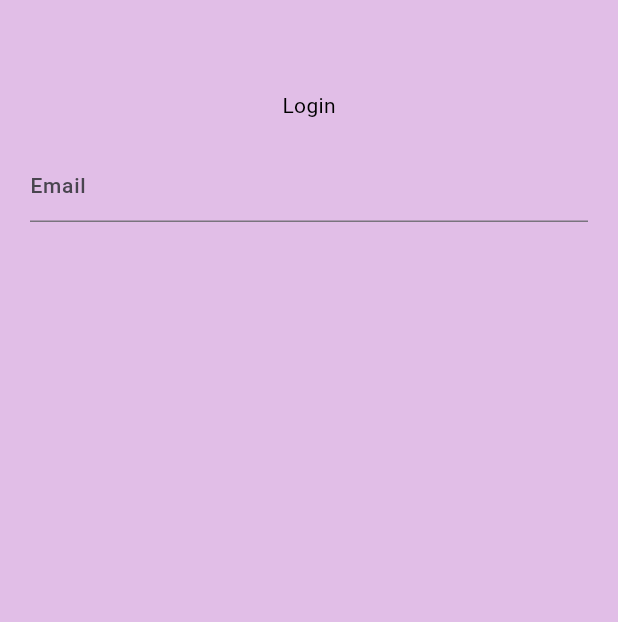
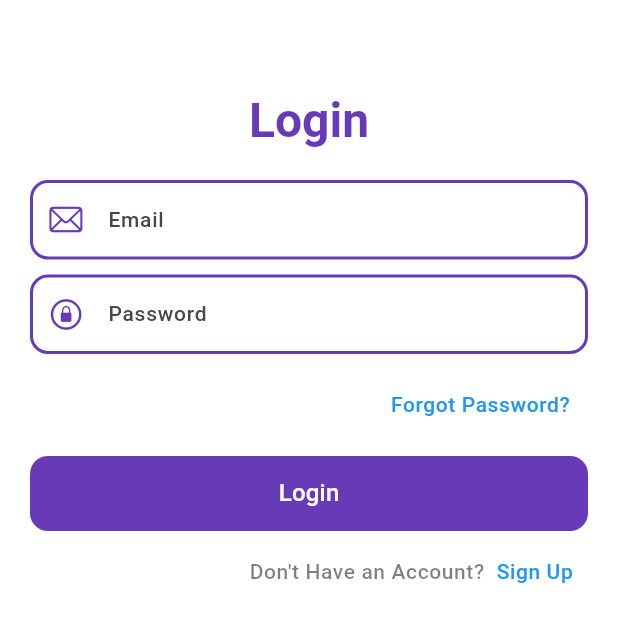
Before and after one commit to NamanGajera/To_Do_App, a Flutter app: the screen it shows after launch, on a phone screen of 412 x 824 dp. Shown: the top 622 px of the screen. Run offline on Flutter 3.47's test engine with Material 2 defaults, Android fonts, the phone set to English and light mode, and no system bars; our stand-ins replace firebase_auth, form_validator; accounts and stored records are empty.

Commit message:
login ui

```diff
--- a/lib/Const/Colors.dart
+++ b/lib/Const/Colors.dart
@@ -1,3 +1,8 @@
+// ignore_for_file: camel_case_types
+
 import 'package:flutter/material.dart';
 
-Color? nbackgroundColor = Colors.purple.shade100;
+class nColors {
+  static const Color primarycolor = Colors.deepPurple;
+  static const Color linkcolor = Colors.blue;
+}
--- a/lib/Const/Text.dart
+++ b/lib/Const/Text.dart
@@ -1,3 +1,7 @@
 // ignore_for_file: file_names
 
+// Authentication Screen
 String nlogin = 'Login';
+String nForgotpass = 'Forgot Password?';
+String ndonotaccount = 'Don\'t Have an Account?';
+String nsignup = 'Sign Up';
--- a/lib/Screens/AuthScreen/LoginScreen.dart
+++ b/lib/Screens/AuthScreen/LoginScreen.dart
@@ -1,6 +1,10 @@
+import 'package:flutter/cupertino.dart';
 import 'package:flutter/material.dart';
+import 'package:to_do_app/Const/Text.dart';
+import 'package:to_do_app/Utils/Decorations/TextformFieldDecoration.dart';
 import 'package:to_do_app/Const/Colors.dart';
-import 'package:to_do_app/Const/Text.dart';
+import 'package:to_do_app/Widget/Buttons/RoundButton.dart';
+import 'package:form_validator/form_validator.dart';
 
 class LoginScreen extends StatefulWidget {
   const LoginScreen({super.key});
@@ -10,29 +14,97 @@ class LoginScreen extends StatefulWidget {
 }
 
 class _LoginScreenState extends State<LoginScreen> {
+  final emailcontroller = TextEditingController();
+  final passwordcontoller = TextEditingController();
+  final _formkey = GlobalKey<FormState>();
   @override
   Widget build(BuildContext context) {
     return SafeArea(
       child: Scaffold(
-        backgroundColor: nbackgroundColor,
         body: Container(
           margin: const EdgeInsets.symmetric(horizontal: 20, vertical: 10),
           child: Column(
             children: [
               const SizedBox(height: 50),
-              Text(nlogin),
+              Text(
+                nlogin,
+                style: Theme.of(context)
+                    .textTheme
+                    .headlineLarge
+                    ?.copyWith(color: nColors.primarycolor),
+              ),
               const SizedBox(height: 20),
               Form(
+                key: _formkey,
                 child: Column(
                   children: [
                     TextFormField(
-                      decoration: const InputDecoration(
+                      controller: emailcontroller,
+                      decoration:
+                          nTextFormFieldDecoration.nTextFormFielsDeco.copyWith(
                         hintText: 'Email',
+                        prefixIcon: const Icon(
+                          CupertinoIcons.mail,
+                          color: nColors.primarycolor,
+                        ),
                       ),
+                      validator: ValidationBuilder().required().email().build(),
+                    ),
+                    const SizedBox(height: 10),
+                    TextFormField(
+                      controller: passwordcontoller,
+                      decoration:
+                          nTextFormFieldDecoration.nTextFormFielsDeco.copyWith(
+                        hintText: 'Password',
+                        prefixIcon: const Icon(
+                          CupertinoIcons.lock_circle,
+                          color: nColors.primarycolor,
+                        ),
+                      ),
+                      validator:
+                          ValidationBuilder().required().minLength(6).build(),
                     ),
                   ],
                 ),
-              )
+              ),
+              const SizedBox(height: 10),
+              Align(
+                alignment: Alignment.centerRight,
+                child: TextButton(
+                  onPressed: () {},
+                  child: Text(
+                    nForgotpass,
+                    style: Theme.of(context).textTheme.bodySmall?.copyWith(
+                          color: nColors.linkcolor,
+                        ),
+                  ),
+                ),
+              ),
+              const SizedBox(height: 10),
+              RoundButton(
+                buttonname: 'Login',
+                onTap: () {
+                  if (_formkey.currentState!.validate()) {}
+                },
+              ),
+              const SizedBox(height: 18),
+              Row(
+                mainAxisAlignment: MainAxisAlignment.end,
+                children: [
+                  Text(
+                    ndonotaccount,
+                    style: Theme.of(context).textTheme.bodySmall,
+                  ),
+                  const SizedBox(width: 8),
+                  Text(
+                    nsignup,
+                    style: Theme.of(context).textTheme.bodySmall?.copyWith(
+                          color: nColors.linkcolor,
+                        ),
+                  ),
+                  const SizedBox(width: 10),
+                ],
+              ),
             ],
           ),
         ),
--- /dev/null
+++ b/lib/Utils/Decorations/BoxDecoration.dart
@@ -0,0 +1,9 @@
+import 'package:flutter/material.dart';
+import 'package:to_do_app/Const/Colors.dart';
+
+class nBoxDecoration {
+  static BoxDecoration nboxDecoration = BoxDecoration(
+    color: nColors.primarycolor,
+    borderRadius: BorderRadius.circular(12),
+  );
+}
--- /dev/null
+++ b/lib/Utils/Decorations/TextformFieldDecoration.dart
@@ -0,0 +1,25 @@
+// ignore_for_file: camel_case_types
+
+import 'package:flutter/material.dart';
+import 'package:to_do_app/Const/Colors.dart';
+
+class nTextFormFieldDecoration {
+  static InputDecoration nTextFormFielsDeco = InputDecoration(
+    enabledBorder: OutlineInputBorder(
+      borderSide: const BorderSide(color: nColors.primarycolor, width: 2),
+      borderRadius: BorderRadius.circular(12),
+    ),
+    focusedBorder: OutlineInputBorder(
+      borderSide: const BorderSide(color: nColors.primarycolor, width: 2),
+      borderRadius: BorderRadius.circular(12),
+    ),
+    errorBorder: OutlineInputBorder(
+      borderSide: const BorderSide(color: Colors.red, width: 2),
+      borderRadius: BorderRadius.circular(12),
+    ),
+    focusedErrorBorder: OutlineInputBorder(
+      borderSide: const BorderSide(color: Colors.red, width: 2),
+      borderRadius: BorderRadius.circular(12),
+    ),
+  );
+}
--- a/lib/Utils/Theme/Theme.dart
+++ b/lib/Utils/Theme/Theme.dart
@@ -3,7 +3,6 @@
 import 'package:flutter/material.dart';
 import 'package:to_do_app/Utils/Theme/Custom_Themes/text_theme.dart';
 import 'package:to_do_app/Utils/Theme/Custom_Themes/elevated_button_theme.dart';
-
 import 'package:to_do_app/Utils/Theme/Custom_Themes/app_bar_theme.dart';
 
 class nAppTheme {
--- /dev/null
+++ b/lib/Widget/Buttons/RoundButton.dart
@@ -0,0 +1,32 @@
+import 'package:flutter/material.dart';
+import 'package:to_do_app/Utils/Decorations/BoxDecoration.dart';
+
+class RoundButton extends StatelessWidget {
+  void Function()? onTap;
+  String buttonname;
+  RoundButton({
+    super.key,
+    required this.buttonname,
+    required this.onTap,
+  });
+
+  @override
+  Widget build(BuildContext context) {
+    return InkWell(
+      onTap: onTap,
+      child: Container(
+        alignment: Alignment.center,
+        height: 50,
+        width: double.infinity,
+        decoration: nBoxDecoration.nboxDecoration,
+        child: Text(
+          buttonname,
+          style: Theme.of(context)
+              .textTheme
+              .titleMedium
+              ?.copyWith(color: Colors.white),
+        ),
+      ),
+    );
+  }
+}
--- a/lib/main.dart
+++ b/lib/main.dart
@@ -14,6 +14,7 @@ class ToDoApp extends StatelessWidget {
   Widget build(BuildContext context) {
     return MaterialApp(
       debugShowCheckedModeBanner: false,
+      themeMode: ThemeMode.light,
       theme: nAppTheme.lighttheme,
       darkTheme: nAppTheme.darktheme,
       home: const LoginScreen(),
--- a/pubspec.yaml
+++ b/pubspec.yaml
@@ -36,6 +36,7 @@ dependencies:
   # Use with the CupertinoIcons class for iOS style icons.
   cupertino_icons: ^1.0.2
   firebase_auth: ^4.10.0
+  form_validator: ^2.1.1
 
 dev_dependencies:
   flutter_test:
```
Also changed, not shown: pubspec.lock, 2 other files.
